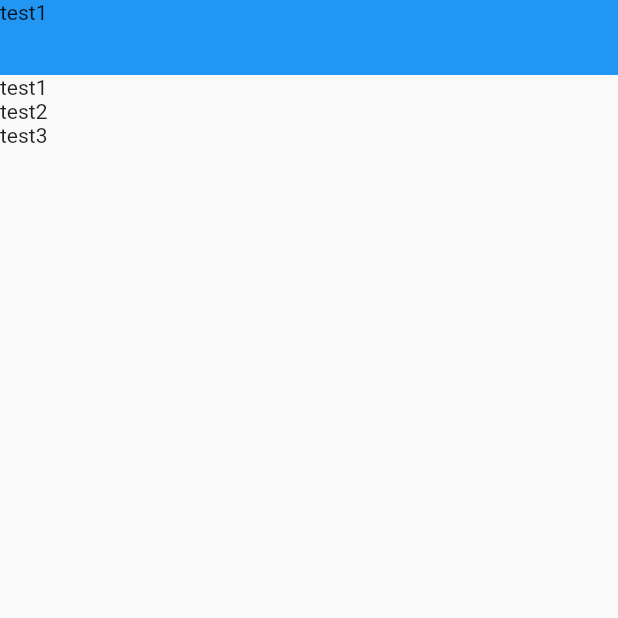
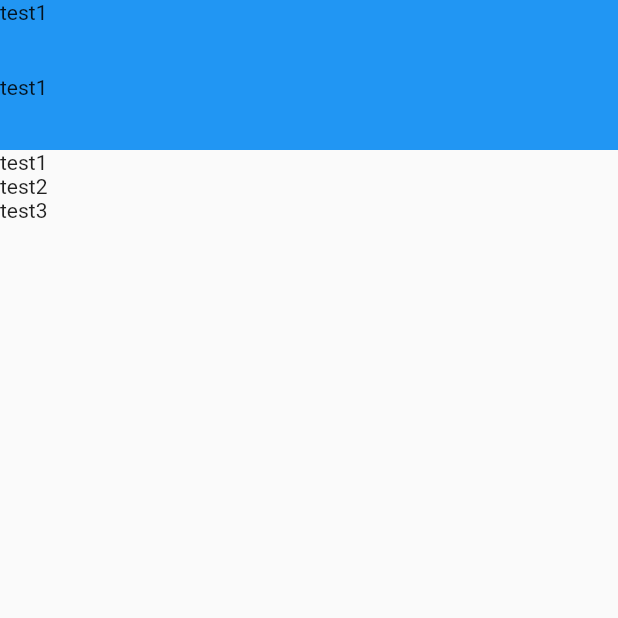
Before and after one commit to mettoboshi/riverpod_sample_app, a Flutter app: the screen it shows after launch, on a phone screen of 412 x 824 dp, the top half of it. Run offline on Flutter 3.47's test engine with Material 2 defaults, Android fonts, the phone set to English and light mode, and no system bars; our stand-ins replace hooks_riverpod.

Commit message:
リストアイテムをコンポーネント化してみた

```diff
--- /dev/null
+++ b/lib/ui/components/list_item.dart
@@ -0,0 +1,14 @@
+import 'package:flutter/material.dart';
+
+class ListItem extends StatelessWidget {
+  const ListItem({Key? key}) : super(key: key);
+
+  @override
+  Widget build(BuildContext context) {
+    return Container(
+      height: 50,
+      color: Colors.blue,
+      child: Text('test1'),
+    );
+  }
+}
--- a/lib/ui/page/home_page.dart
+++ b/lib/ui/page/home_page.dart
@@ -1,4 +1,6 @@
 import 'package:flutter/material.dart';
+
+import '/ui/components/list_item.dart';
 
 class HomePage extends StatelessWidget {
   const HomePage({Key? key}) : super(key: key);
@@ -13,6 +15,7 @@ class HomePage extends StatelessWidget {
           color: Colors.blue,
           child: Text('test1'),
         ),
+        const ListItem(),
         const Text('test1'),
         const Text('test2'),
         const Text('test3'),
```
